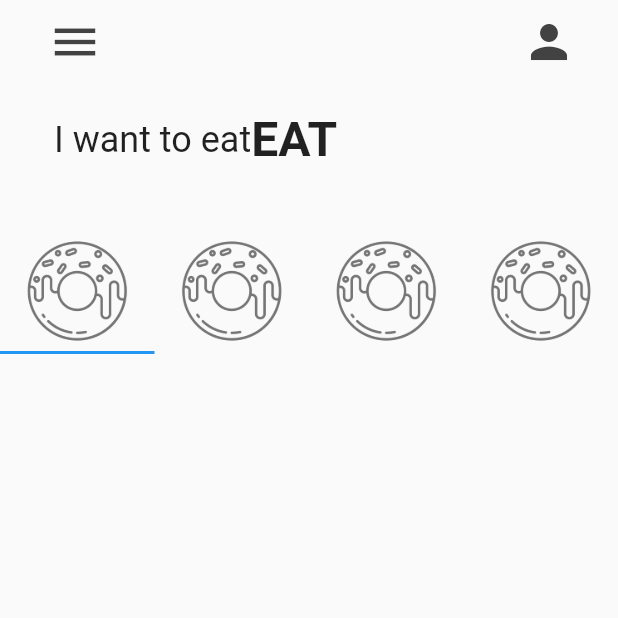
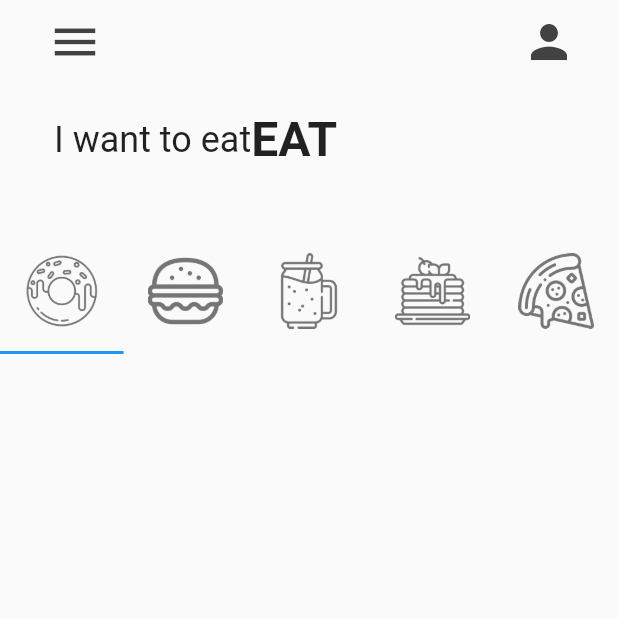
Before and after one commit to bmotadev/donutech-app-flutter, a Flutter app: the screen it shows after launch, on a phone screen of 412 x 824 dp, the top half of it. Run offline on Flutter 3.47's test engine with Material 2 defaults, Android fonts, the phone set to English and light mode, and no system bars.

Commit message:
:sparkles: feat: adiciona icones dos produtos

```diff
--- a/lib/pages/home_page.dart
+++ b/lib/pages/home_page.dart
@@ -17,17 +17,20 @@ class _HomePageState extends State<HomePage> {
     ),
     // tab burger
     MyTab(
-      iconPath: 'assets/icons/donut.png',
+      iconPath: 'assets/icons/burger.png',
     ),
     // tab smoothie
     MyTab(
-      iconPath: 'assets/icons/donut.png',
+      iconPath: 'assets/icons/smoothie.png',
     ),
     // tab panqueca
     MyTab(
-      iconPath: 'assets/icons/donut.png',
+      iconPath: 'assets/icons/pancakes.png',
     ),
     // tab pizza
+    MyTab(
+      iconPath: 'assets/icons/pizza.png',
+    ),
   ];
 
   @override
@@ -95,7 +98,7 @@ class _HomePageState extends State<HomePage> {
             ),
 
             // aba da barra
-            TabBar(tabs: myTabs)
+            TabBar(tabs: myTabs),
             // aba da barra view
           ],
         ),
```
